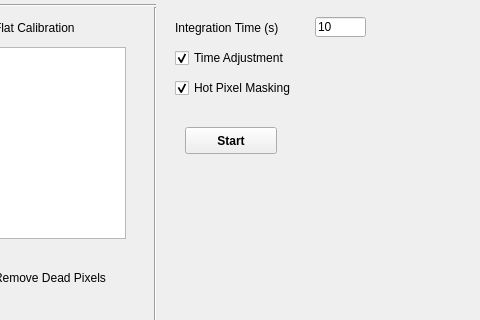
Qt form examples/Pal2012-sdss/DisplayStack_gui.ui (bmazin/ARCONS-pipeline) before a commit; both pictures show x 525 to 1005 and y 283 to 603 of the 1101 by 797 pixel window.
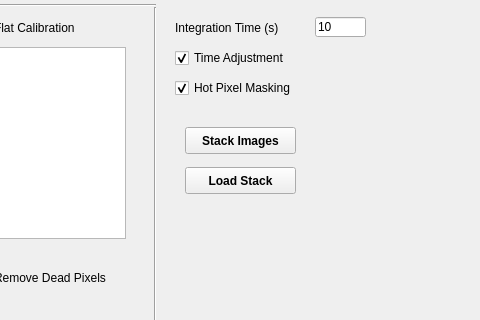
The same form after that commit.

Commit message: Created DisplayStack.py, which will act as a starting point to pipeline gui.  Will need to rename and relocated.

Diff of the .ui file:
```diff
--- a/examples/Pal2012-sdss/DisplayStack_gui.ui
+++ b/examples/Pal2012-sdss/DisplayStack_gui.ui
@@ -321,7 +321,7 @@
      <rect>
       <x>710</x>
       <y>410</y>
-      <width>92</width>
+      <width>111</width>
       <height>27</height>
      </rect>
     </property>
@@ -332,7 +332,7 @@
      </font>
     </property>
     <property name="text">
-     <string>Start</string>
+     <string>Stack Images</string>
     </property>
    </widget>
    <widget class="QLabel" name="label">
@@ -543,6 +543,25 @@
      <enum>Qt::Vertical</enum>
     </property>
    </widget>
+   <widget class="QPushButton" name="loadStackButton">
+    <property name="geometry">
+     <rect>
+      <x>710</x>
+      <y>450</y>
+      <width>111</width>
+      <height>27</height>
+     </rect>
+    </property>
+    <property name="font">
+     <font>
+      <weight>75</weight>
+      <bold>true</bold>
+     </font>
+    </property>
+    <property name="text">
+     <string>Load Stack</string>
+    </property>
+   </widget>
   </widget>
   <widget class="QMenuBar" name="menubar">
    <property name="geometry">
```
Left out of the diff: 2 changed lines with no effect on the pictures. The commit also changes 3 other files.
